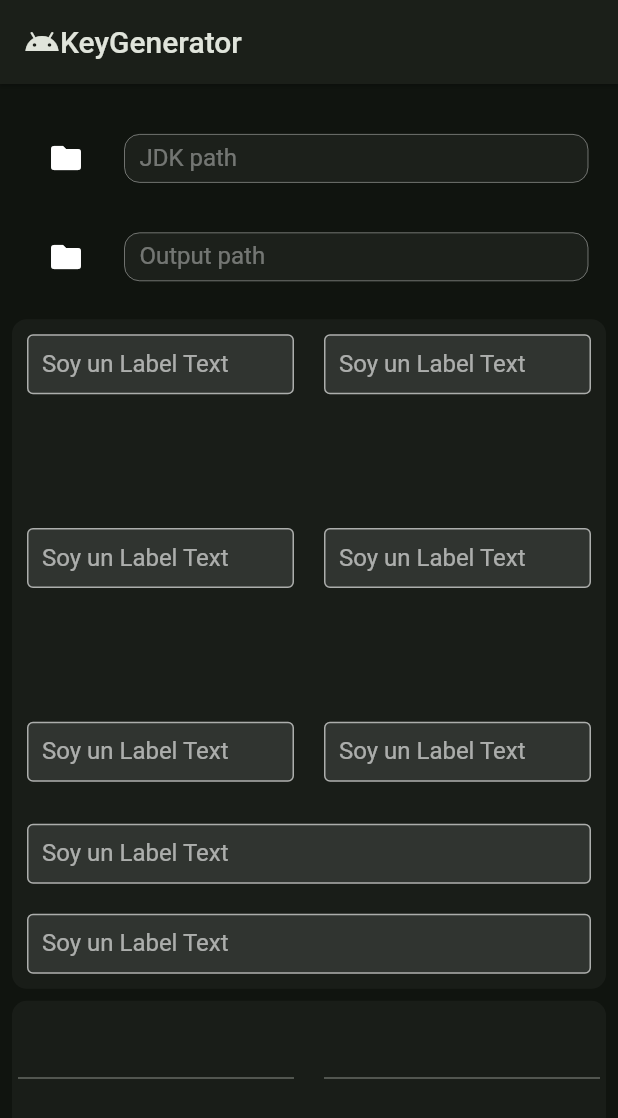
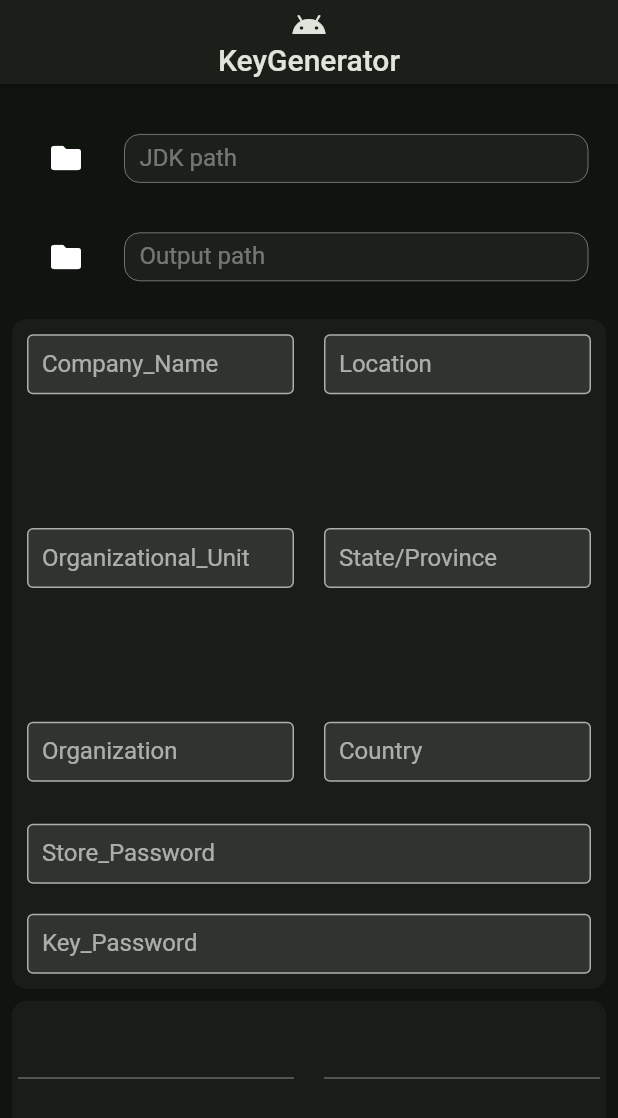
Before and after one commit to NathanDraco22/android-keygen, a Flutter app: the screen it shows after launch, on a phone screen of 412 x 824 dp. Shown: the top 1118 px of the screen. Run offline on Flutter 3.47's test engine with Material 2 defaults, Android fonts, the phone set to English and light mode, and no system bars; our stand-ins replace file_picker; missing offline and left inert: window_manager.

Commit message:
view update

```diff
--- a/lib/modules/android_key/view/android_keygen_screen.dart
+++ b/lib/modules/android_key/view/android_keygen_screen.dart
@@ -11,7 +11,15 @@ class AndroidKeygenScreen extends StatelessWidget {
   @override
   Widget build(BuildContext context) {
     return Scaffold(
-      appBar: AppBar(elevation: 1, title: const Row(children: [Icon(Icons.android), Text("KeyGenerator")]),),
+      appBar: AppBar(
+        elevation: 1,
+        centerTitle: true,
+        title: const Column(
+          children: [
+            Icon(Icons.android),
+            Text("KeyGenerator")]
+          ),
+        ),
       body: Padding(
         padding:  const EdgeInsets.all(8.0),
         child: Column(
--- a/lib/modules/android_key/view/keygen_form.dart
+++ b/lib/modules/android_key/view/keygen_form.dart
@@ -17,9 +17,9 @@ class KeygenForm extends StatelessWidget{
                     mainAxisSize: MainAxisSize.max,
                     mainAxisAlignment: MainAxisAlignment.spaceBetween,
                     children: [
-                      TextKeyFormField(),
-                      TextKeyFormField(),
-                      TextKeyFormField(),
+                      TextKeyFormField(labelText: "Company_Name",),
+                      TextKeyFormField(labelText: "Organizational_Unit",),
+                      TextKeyFormField(labelText: "Organization",),
 
                     ],
                   ),
@@ -30,11 +30,9 @@ class KeygenForm extends StatelessWidget{
                     mainAxisSize: MainAxisSize.max,
                     mainAxisAlignment: MainAxisAlignment.spaceBetween,
                     children: [
-                      TextKeyFormField(),
-                      TextKeyFormField(),
-                      TextKeyFormField(),
-
-
+                      TextKeyFormField(labelText: "Location",),
+                      TextKeyFormField(labelText: "State/Province",),
+                      TextKeyFormField(labelText: "Country",),
                     ],
                   ),
                 )
@@ -42,9 +40,9 @@ class KeygenForm extends StatelessWidget{
             ),
           ),
           SizedBox(height: 28,),
-          TextKeyFormField(),
+          TextKeyFormField(labelText: "Store_Password",),
           SizedBox(height: 20,),
-          TextKeyFormField(),
+          TextKeyFormField(labelText: "Key_Password",),
         ],
       )
     );
--- a/lib/modules/android_key/view/widgets.dart
+++ b/lib/modules/android_key/view/widgets.dart
@@ -59,7 +59,10 @@ class DirPickWidget extends StatelessWidget {
 class TextKeyFormField extends StatelessWidget {
   const TextKeyFormField({
     super.key,
+    this.labelText
   });
+
+  final String? labelText;
 
   @override
   Widget build(BuildContext context) {
@@ -68,7 +71,7 @@ class TextKeyFormField extends StatelessWidget {
       child: TextField(
         decoration: InputDecoration(
           filled: true,
-          labelText: "Soy un Label Text",
+          labelText: labelText,
           contentPadding: const EdgeInsets.symmetric(horizontal: 10),
           border: const OutlineInputBorder(),
           focusedBorder: OutlineInputBorder(
```
